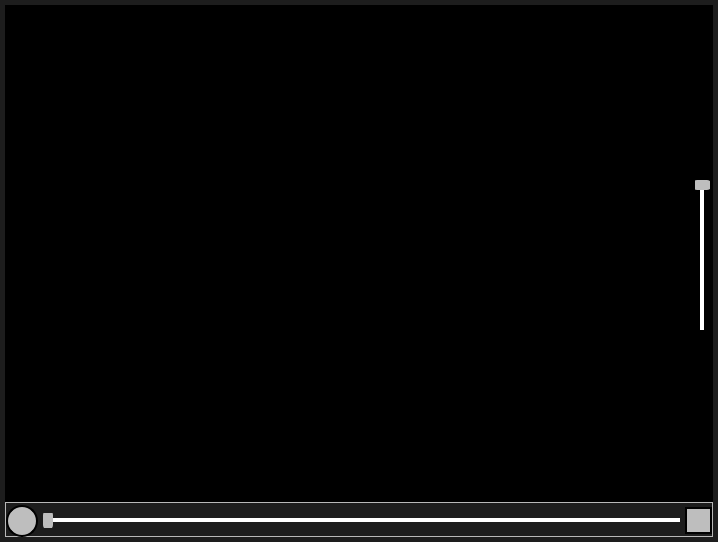
FieryRMS/File-Sorter, file ui/VideoPlayer.ui: the form before one commit.
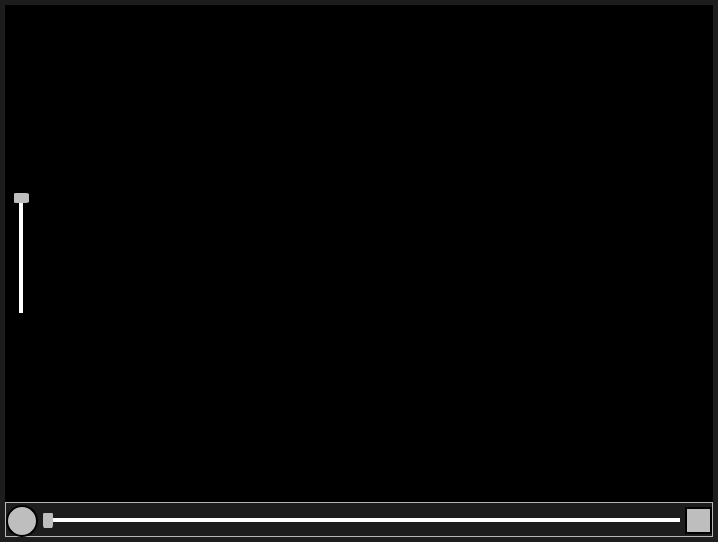
The form after the commit. Icons and pictures are not drawn.

The edit to the form file:
```diff
--- a/ui/VideoPlayer.ui
+++ b/ui/VideoPlayer.ui
@@ -21,6 +21,10 @@
 	background-color: rgb(29, 29, 29);
 }
 
+#VideoContainer{
+	background-color: rgb(0, 0, 0);
+}
+
 QPushButton, QToolButton {
     border: 2px solid black;
     border-radius: 16px;
@@ -106,28 +110,7 @@
       </property>
       <item row="0" column="0">
        <widget class="QWidget" name="VideoContainer" native="true">
-        <property name="focusPolicy">
-         <enum>Qt::NoFocus</enum>
-        </property>
-        <property name="layoutDirection">
-         <enum>Qt::LeftToRight</enum>
-        </property>
-        <property name="styleSheet">
-         <string notr="true">background-color: rgb(0, 0, 0);</string>
-        </property>
-        <layout class="QVBoxLayout" name="verticalLayout">
-         <property name="spacing">
-          <number>0</number>
-         </property>
-         <property name="leftMargin">
-          <number>5</number>
-         </property>
-         <property name="rightMargin">
-          <number>3</number>
-         </property>
-         <property name="bottomMargin">
-          <number>5</number>
-         </property>
+        <layout class="QVBoxLayout" name="VideoContainerLayout">
          <item>
           <widget class="QSlider" name="VolumeSlider">
            <property name="sizePolicy">
@@ -142,18 +125,6 @@
              <height>120</height>
             </size>
            </property>
-           <property name="maximumSize">
-            <size>
-             <width>16777215</width>
-             <height>150</height>
-            </size>
-           </property>
-           <property name="focusPolicy">
-            <enum>Qt::NoFocus</enum>
-           </property>
-           <property name="layoutDirection">
-            <enum>Qt::RightToLeft</enum>
-           </property>
            <property name="styleSheet">
             <string notr="true">QSlider::groove::vertical {
 	background-color: white;
@@ -183,9 +154,6 @@
            <property name="value">
             <number>1000</number>
            </property>
-           <property name="orientation">
-            <enum>Qt::Vertical</enum>
-           </property>
           </widget>
          </item>
         </layout>
```
Left out of the diff: 51 changed lines with no effect on the pictures.
